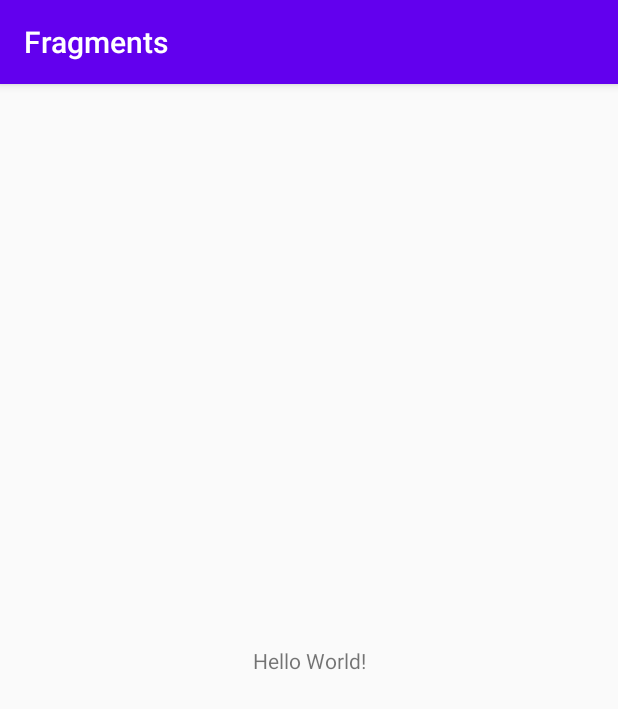
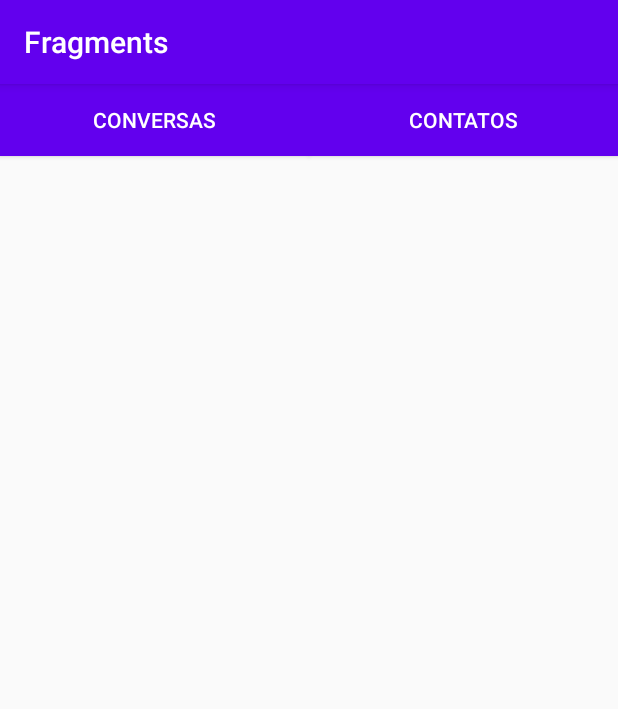
Before and after one commit to leandro-gft/FragmentsApp, an Android app: the screen it shows after launch (MainActivity), on a phone screen of 412 x 824 dp. Shown: the top 709 px of the screen. Run offline under Robolectric (Android 15) with nearby library versions, the phone set to English and light mode, and no system bars.

Commit message:
Adicionados botões e fragment

```diff
--- a/app/src/main/res/layout/activity_main.xml
+++ b/app/src/main/res/layout/activity_main.xml
@@ -6,13 +6,48 @@
     android:layout_height="match_parent"
     tools:context=".MainActivity">
 
-    <TextView
+    <androidx.constraintlayout.widget.Guideline
+        android:id="@+id/guideline"
         android:layout_width="wrap_content"
         android:layout_height="wrap_content"
-        android:text="Hello World!"
-        app:layout_constraintBottom_toBottomOf="parent"
-        app:layout_constraintLeft_toLeftOf="parent"
-        app:layout_constraintRight_toRightOf="parent"
+        android:orientation="vertical"
+        app:layout_constraintGuide_percent="0.5" />
+
+    <Button
+        android:id="@+id/button"
+        android:layout_width="0dp"
+        android:layout_height="wrap_content"
+        android:text="CONVERSAS"
+        android:background="@color/colorPrimary"
+        android:textColor="@color/white"
+        app:layout_constraintEnd_toStartOf="@+id/guideline"
+        app:layout_constraintStart_toStartOf="parent"
         app:layout_constraintTop_toTopOf="parent" />
 
+    <Button
+        android:id="@+id/button2"
+        android:layout_width="0dp"
+        android:layout_height="wrap_content"
+        android:text="CONTATOS"
+        android:textColor="@color/white"
+        android:background="@color/colorPrimary"
+        app:layout_constraintEnd_toEndOf="parent"
+        app:layout_constraintStart_toStartOf="@+id/guideline"
+        app:layout_constraintTop_toTopOf="parent" />
+
+    <FrameLayout
+        android:layout_width="0dp"
+        android:layout_height="0dp"
+        android:layout_marginStart="8dp"
+        android:layout_marginLeft="8dp"
+        android:layout_marginTop="56dp"
+        android:layout_marginEnd="8dp"
+        android:layout_marginRight="8dp"
+        android:layout_marginBottom="8dp"
+        app:layout_constraintBottom_toBottomOf="parent"
+        app:layout_constraintEnd_toEndOf="parent"
+        app:layout_constraintStart_toStartOf="parent"
+        app:layout_constraintTop_toTopOf="parent">
+
+    </FrameLayout>
 </androidx.constraintlayout.widget.ConstraintLayout>
--- a/app/src/main/res/values/colors.xml
+++ b/app/src/main/res/values/colors.xml
@@ -3,4 +3,5 @@
     <color name="colorPrimary">#6200EE</color>
     <color name="colorPrimaryDark">#3700B3</color>
     <color name="colorAccent">#03DAC5</color>
+    <color name="white">#FFF</color>
 </resources>
```
